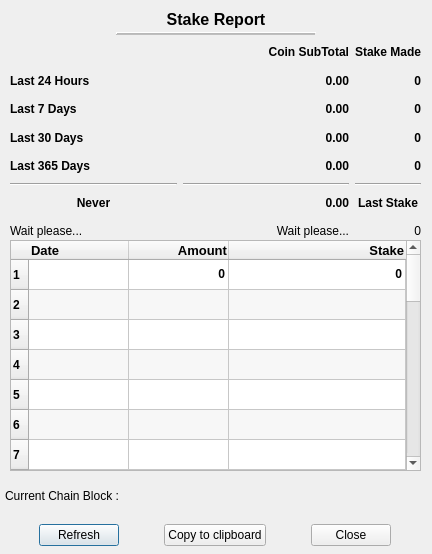
First picture: the form in src/qt/forms/stakereportdialog.ui, repository LightBurdenOfficial/SperoCoin, before the edit.
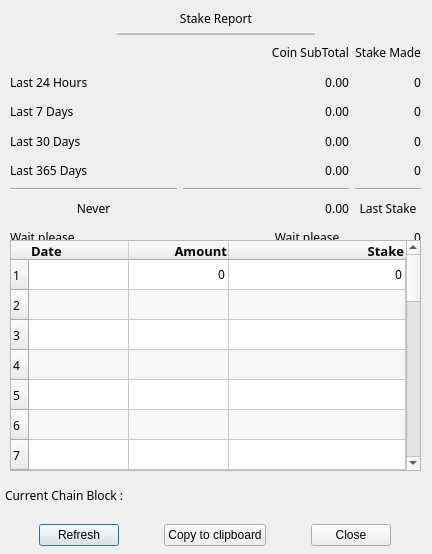
Second picture: the form after the edit.

```diff
--- a/src/qt/forms/stakereportdialog.ui
+++ b/src/qt/forms/stakereportdialog.ui
@@ -25,6 +25,9 @@
   <property name="windowTitle">
    <string>Stake Report</string>
   </property>
+  <property name="styleSheet">
+   <string notr="true">font: 9pt &quot;Copperplate Gothic Bold&quot;;</string>
+  </property>
   <property name="modal">
    <bool>false</bool>
   </property>
@@ -45,9 +48,11 @@
    </property>
    <property name="font">
     <font>
-     <pointsize>12</pointsize>
-     <weight>75</weight>
-     <bold>true</bold>
+     <family>Copperplate Gothic Bold</family>
+     <pointsize>9</pointsize>
+     <weight>50</weight>
+     <italic>false</italic>
+     <bold>false</bold>
     </font>
    </property>
    <property name="toolTip">
@@ -109,12 +114,16 @@
      <x>10</x>
      <y>40</y>
      <width>411</width>
-     <height>203</height>
+     <height>210</height>
     </rect>
    </property>
    <property name="font">
     <font>
+     <family>Copperplate Gothic Bold</family>
      <pointsize>9</pointsize>
+     <weight>50</weight>
+     <italic>false</italic>
+     <bold>false</bold>
     </font>
    </property>
    <layout class="QGridLayout" name="gridLayout" columnstretch="3,3,0">
@@ -132,9 +141,11 @@
      <widget class="QLabel" name="label_3">
       <property name="font">
        <font>
+        <family>Copperplate Gothic Bold</family>
         <pointsize>9</pointsize>
-        <weight>75</weight>
-        <bold>true</bold>
+        <weight>50</weight>
+        <italic>false</italic>
+        <bold>false</bold>
        </font>
       </property>
       <property name="toolTip">
@@ -155,9 +166,11 @@
      <widget class="QLabel" name="L1_24h">
       <property name="font">
        <font>
+        <family>Copperplate Gothic Bold</family>
         <pointsize>9</pointsize>
-        <weight>75</weight>
-        <bold>true</bold>
+        <weight>50</weight>
+        <italic>false</italic>
+        <bold>false</bold>
        </font>
       </property>
       <property name="toolTip">
@@ -175,10 +188,11 @@
      <widget class="QLabel" name="Stake_7D">
       <property name="font">
        <font>
+        <family>Copperplate Gothic Bold</family>
         <pointsize>9</pointsize>
-        <weight>75</weight>
-        <bold>true</bold>
-        <kerning>false</kerning>
+        <weight>50</weight>
+        <italic>false</italic>
+        <bold>false</bold>
        </font>
       </property>
       <property name="toolTip">
@@ -206,10 +220,11 @@
      <widget class="QLabel" name="Amount_7D">
       <property name="font">
        <font>
+        <family>Copperplate Gothic Bold</family>
         <pointsize>9</pointsize>
-        <weight>75</weight>
-        <bold>true</bold>
-        <kerning>false</kerning>
+        <weight>50</weight>
+        <italic>false</italic>
+        <bold>false</bold>
        </font>
       </property>
       <property name="toolTip">
@@ -230,9 +245,11 @@
      <widget class="QLabel" name="L3_30D_2">
       <property name="font">
        <font>
+        <family>Copperplate Gothic Bold</family>
         <pointsize>9</pointsize>
-        <weight>75</weight>
-        <bold>true</bold>
+        <weight>50</weight>
+        <italic>false</italic>
+        <bold>false</bold>
        </font>
       </property>
       <property name="toolTip">
@@ -250,10 +267,11 @@
      <widget class="QLabel" name="Amount_30D">
       <property name="font">
        <font>
+        <family>Copperplate Gothic Bold</family>
         <pointsize>9</pointsize>
-        <weight>75</weight>
-        <bold>true</bold>
-        <kerning>false</kerning>
+        <weight>50</weight>
+        <italic>false</italic>
+        <bold>false</bold>
        </font>
       </property>
       <property name="toolTip">
@@ -281,10 +299,11 @@
      <widget class="QLabel" name="Stake_365D">
       <property name="font">
        <font>
+        <family>Copperplate Gothic Bold</family>
         <pointsize>9</pointsize>
-        <weight>75</weight>
-        <bold>true</bold>
-        <kerning>false</kerning>
+        <weight>50</weight>
+        <italic>false</italic>
+        <bold>false</bold>
        </font>
       </property>
       <property name="toolTip">
@@ -305,10 +324,11 @@
      <widget class="QLabel" name="Stake_24H">
       <property name="font">
        <font>
+        <family>Copperplate Gothic Bold</family>
         <pointsize>9</pointsize>
-        <weight>75</weight>
-        <bold>true</bold>
-        <kerning>false</kerning>
+        <weight>50</weight>
+        <italic>false</italic>
+        <bold>false</bold>
        </font>
       </property>
       <property name="toolTip">
@@ -329,10 +349,11 @@
      <widget class="QLabel" name="Stake_30D">
       <property name="font">
        <font>
+        <family>Copperplate Gothic Bold</family>
         <pointsize>9</pointsize>
-        <weight>75</weight>
-        <bold>true</bold>
-        <kerning>false</kerning>
+        <weight>50</weight>
+        <italic>false</italic>
+        <bold>false</bold>
        </font>
       </property>
       <property name="toolTip">
@@ -353,9 +374,11 @@
      <widget class="QLabel" name="L3_30D">
       <property name="font">
        <font>
+        <family>Copperplate Gothic Bold</family>
         <pointsize>9</pointsize>
-        <weight>75</weight>
-        <bold>true</bold>
+        <weight>50</weight>
+        <italic>false</italic>
+        <bold>false</bold>
        </font>
       </property>
       <property name="toolTip">
@@ -373,10 +396,11 @@
      <widget class="QLabel" name="Amount_365D">
       <property name="font">
        <font>
+        <family>Copperplate Gothic Bold</family>
         <pointsize>9</pointsize>
-        <weight>75</weight>
-        <bold>true</bold>
-        <kerning>false</kerning>
+        <weight>50</weight>
+        <italic>false</italic>
+        <bold>false</bold>
        </font>
       </property>
       <property name="toolTip">
@@ -397,10 +421,11 @@
      <widget class="QLabel" name="Amount_24H">
       <property name="font">
        <font>
+        <family>Copperplate Gothic Bold</family>
         <pointsize>9</pointsize>
-        <weight>75</weight>
-        <bold>true</bold>
-        <kerning>false</kerning>
+        <weight>50</weight>
+        <italic>false</italic>
+        <bold>false</bold>
        </font>
       </property>
       <property name="toolTip">
@@ -421,9 +446,11 @@
      <widget class="QLabel" name="L_Coin">
       <property name="font">
        <font>
+        <family>Copperplate Gothic Bold</family>
         <pointsize>9</pointsize>
-        <weight>75</weight>
-        <bold>true</bold>
+        <weight>50</weight>
+        <italic>false</italic>
+        <bold>false</bold>
        </font>
       </property>
       <property name="text">
@@ -441,9 +468,11 @@
      <widget class="QLabel" name="L2_7D">
       <property name="font">
        <font>
+        <family>Copperplate Gothic Bold</family>
         <pointsize>9</pointsize>
-        <weight>75</weight>
-        <bold>true</bold>
+        <weight>50</weight>
+        <italic>false</italic>
+        <bold>false</bold>
        </font>
       </property>
       <property name="toolTip">
@@ -461,8 +490,11 @@
      <widget class="QLabel" name="L_LastStakeTime">
       <property name="font">
        <font>
-        <weight>75</weight>
-        <bold>true</bold>
+        <family>Copperplate Gothic Bold</family>
+        <pointsize>9</pointsize>
+        <weight>50</weight>
+        <italic>false</italic>
+        <bold>false</bold>
        </font>
       </property>
       <property name="toolTip">
@@ -483,10 +515,11 @@
      <widget class="QLabel" name="Amount_Last">
       <property name="font">
        <font>
+        <family>Copperplate Gothic Bold</family>
         <pointsize>9</pointsize>
-        <weight>75</weight>
-        <bold>true</bold>
-        <kerning>false</kerning>
+        <weight>50</weight>
+        <italic>false</italic>
+        <bold>false</bold>
        </font>
       </property>
       <property name="toolTip">
@@ -507,8 +540,10 @@
      <widget class="QLabel" name="Stake_Counted">
       <property name="font">
        <font>
+        <family>Copperplate Gothic Bold</family>
         <pointsize>9</pointsize>
         <weight>50</weight>
+        <italic>false</italic>
         <bold>false</bold>
        </font>
       </property>
@@ -530,8 +565,11 @@
      <widget class="QLabel" name="L_Last">
       <property name="font">
        <font>
-        <weight>75</weight>
-        <bold>true</bold>
+        <family>Copperplate Gothic Bold</family>
+        <pointsize>9</pointsize>
+        <weight>50</weight>
+        <italic>false</italic>
+        <bold>false</bold>
        </font>
       </property>
       <property name="text">
@@ -549,8 +587,10 @@
      <widget class="QLabel" name="TimeTook_2">
       <property name="font">
        <font>
+        <family>Copperplate Gothic Bold</family>
         <pointsize>9</pointsize>
         <weight>50</weight>
+        <italic>false</italic>
         <bold>false</bold>
        </font>
       </property>
@@ -572,8 +612,10 @@
      <widget class="QLabel" name="TimeTook">
       <property name="font">
        <font>
+        <family>Copperplate Gothic Bold</family>
         <pointsize>9</pointsize>
         <weight>50</weight>
+        <italic>false</italic>
         <bold>false</bold>
        </font>
       </property>
@@ -607,8 +649,11 @@
    </property>
    <property name="font">
     <font>
-     <weight>75</weight>
-     <bold>true</bold>
+     <family>Copperplate Gothic Bold</family>
+     <pointsize>9</pointsize>
+     <weight>50</weight>
+     <italic>false</italic>
+     <bold>false</bold>
     </font>
    </property>
    <property name="alternatingRowColors">
@@ -668,7 +713,7 @@
      </font>
     </property>
     <property name="textAlignment">
-     <set>AlignLeft|AlignVCenter</set>
+     <set>AlignLeading|AlignVCenter</set>
     </property>
    </column>
    <column>
@@ -683,7 +728,7 @@
      </font>
     </property>
     <property name="textAlignment">
-     <set>AlignRight|AlignVCenter</set>
+     <set>AlignTrailing|AlignVCenter</set>
     </property>
    </column>
    <column>
@@ -698,7 +743,7 @@
      </font>
     </property>
     <property name="textAlignment">
-     <set>AlignRight|AlignVCenter</set>
+     <set>AlignTrailing|AlignVCenter</set>
     </property>
    </column>
    <item row="0" column="0">
@@ -727,7 +772,7 @@
      </font>
     </property>
     <property name="textAlignment">
-     <set>AlignRight|AlignVCenter</set>
+     <set>AlignTrailing|AlignVCenter</set>
     </property>
     <property name="flags">
      <set>ItemIsSelectable|ItemIsUserCheckable|ItemIsEnabled</set>
@@ -743,7 +788,7 @@
      </font>
     </property>
     <property name="textAlignment">
-     <set>AlignRight|AlignVCenter</set>
+     <set>AlignTrailing|AlignVCenter</set>
     </property>
     <property name="flags">
      <set>ItemIsSelectable|ItemIsUserCheckable|ItemIsEnabled</set>
@@ -761,8 +806,10 @@
    </property>
    <property name="font">
     <font>
+     <family>Copperplate Gothic Bold</family>
      <pointsize>9</pointsize>
      <weight>50</weight>
+     <italic>false</italic>
      <bold>false</bold>
     </font>
    </property>
```
